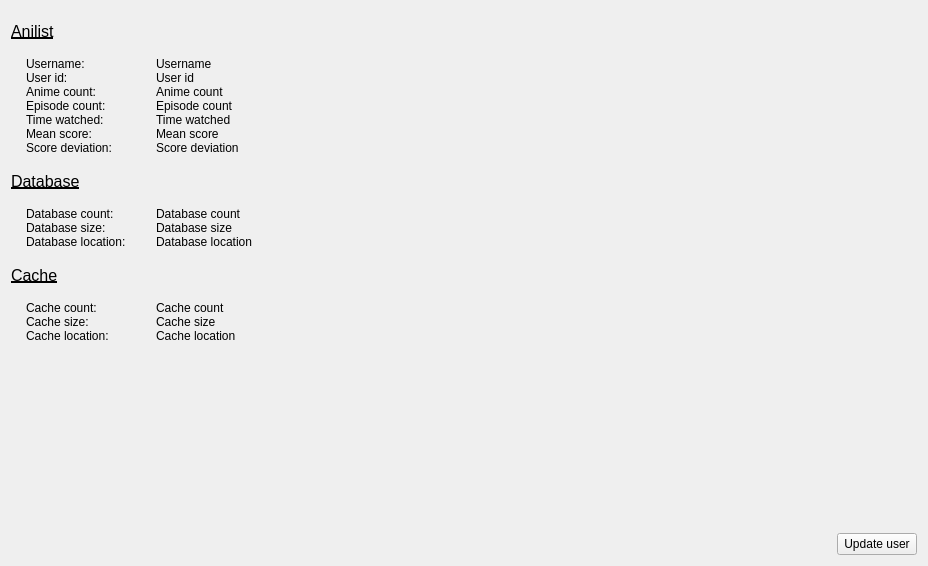
Qt form src/gui/pages/statistics_widget.ui (nisemono0/AniTrack) before a commit.
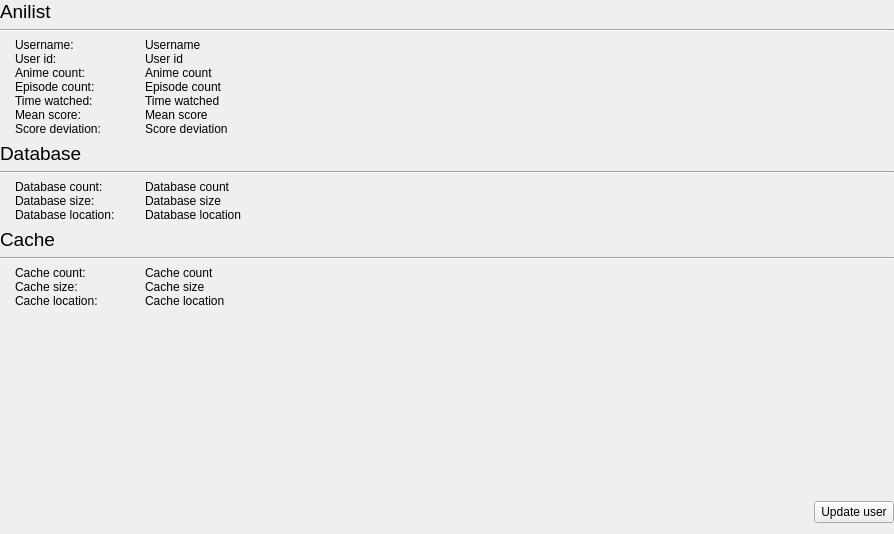
The same form after that commit.

Commit message: feat: update statistics page look

Diff of the .ui file:
```diff
--- a/src/gui/pages/statistics_widget.ui
+++ b/src/gui/pages/statistics_widget.ui
@@ -6,8 +6,8 @@
    <rect>
     <x>0</x>
     <y>0</y>
-    <width>928</width>
-    <height>566</height>
+    <width>894</width>
+    <height>534</height>
    </rect>
   </property>
   <property name="focusPolicy">
@@ -17,6 +17,18 @@
    <string>Statistics</string>
   </property>
   <layout class="QVBoxLayout" name="verticalLayout">
+   <property name="spacing">
+    <number>6</number>
+   </property>
+   <property name="leftMargin">
+    <number>0</number>
+   </property>
+   <property name="topMargin">
+    <number>0</number>
+   </property>
+   <property name="rightMargin">
+    <number>0</number>
+   </property>
    <item>
     <widget class="QLabel" name="label_5">
      <property name="sizePolicy">
@@ -28,13 +40,13 @@
      <property name="minimumSize">
       <size>
        <width>0</width>
-       <height>40</height>
+       <height>0</height>
       </size>
      </property>
      <property name="font">
       <font>
-       <pointsize>12</pointsize>
-       <underline>true</underline>
+       <pointsize>14</pointsize>
+       <underline>false</underline>
       </font>
      </property>
      <property name="text">
@@ -45,6 +57,13 @@
      </property>
     </widget>
    </item>
+   <item>
+    <widget class="Line" name="line">
+     <property name="orientation">
+      <enum>Qt::Orientation::Horizontal</enum>
+     </property>
+    </widget>
+   </item>
    <item>
     <layout class="QGridLayout" name="gridLayout">
      <property name="leftMargin">
@@ -311,13 +330,13 @@
      <property name="minimumSize">
       <size>
        <width>0</width>
-       <height>40</height>
+       <height>0</height>
       </size>
      </property>
      <property name="font">
       <font>
-       <pointsize>12</pointsize>
-       <underline>true</underline>
+       <pointsize>14</pointsize>
+       <underline>false</underline>
       </font>
      </property>
      <property name="text">
@@ -328,6 +347,13 @@
      </property>
     </widget>
    </item>
+   <item>
+    <widget class="Line" name="line_2">
+     <property name="orientation">
+      <enum>Qt::Orientation::Horizontal</enum>
+     </property>
+    </widget>
+   </item>
    <item>
     <layout class="QGridLayout" name="gridLayout_4">
      <property name="leftMargin">
@@ -454,13 +480,13 @@
      <property name="minimumSize">
       <size>
        <width>0</width>
-       <height>40</height>
+       <height>0</height>
       </size>
      </property>
      <property name="font">
       <font>
-       <pointsize>12</pointsize>
-       <underline>true</underline>
+       <pointsize>14</pointsize>
+       <underline>false</underline>
       </font>
      </property>
      <property name="text">
@@ -471,6 +497,13 @@
      </property>
     </widget>
    </item>
+   <item>
+    <widget class="Line" name="line_3">
+     <property name="orientation">
+      <enum>Qt::Orientation::Horizontal</enum>
+     </property>
+    </widget>
+   </item>
    <item>
     <layout class="QGridLayout" name="gridLayout_2">
      <property name="leftMargin">
```
